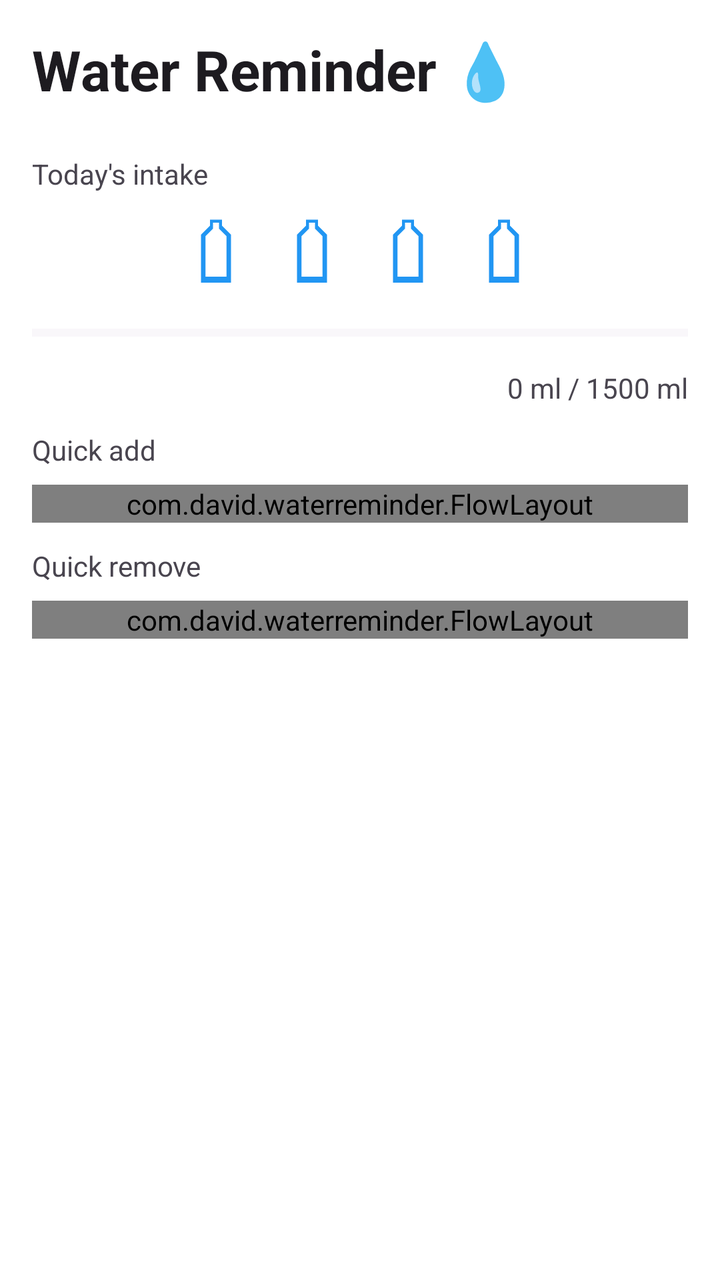
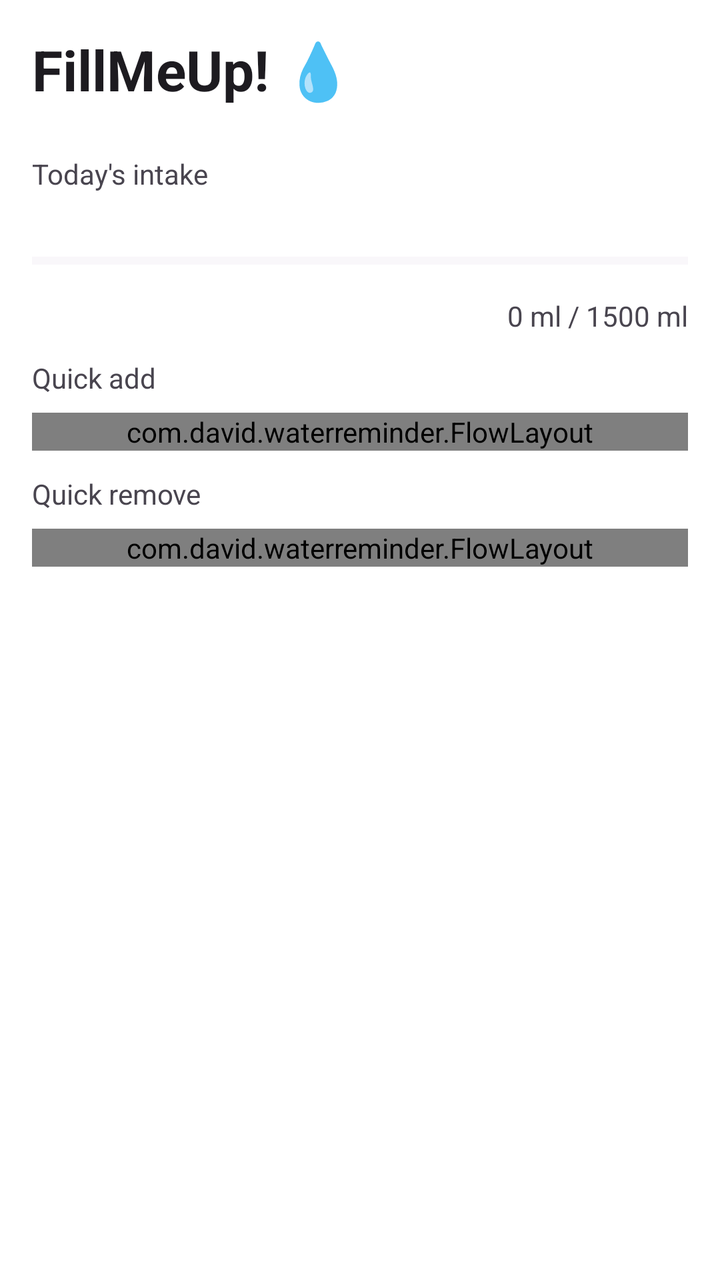

The first picture is an Android layout as it rendered before a commit; the second is the same layout after the commit. The layout source and the unified diff follow.
<!-- AndroidManifest.xml: application theme Theme.WaterReminder -->
<!-- res/layout/fragment_water.xml -->
<?xml version="1.0" encoding="utf-8"?>
<androidx.core.widget.NestedScrollView xmlns:android="http://schemas.android.com/apk/res/android"
    xmlns:app="http://schemas.android.com/apk/res-auto"
    xmlns:tools="http://schemas.android.com/tools"
    android:layout_width="match_parent"
    android:layout_height="match_parent"
    android:background="@color/page_background"
    tools:context=".FirstFragment">

    <androidx.constraintlayout.widget.ConstraintLayout
        android:layout_width="match_parent"
        android:layout_height="match_parent"
        android:padding="16dp">

        <TextView
            android:id="@+id/title_water_reminder"
            android:layout_width="0dp"
            android:layout_height="wrap_content"
            android:text="@string/home_title"
            android:textColor="?attr/colorOnSurface"
            android:textSize="28sp"
            android:textStyle="bold"
            app:layout_constraintEnd_toEndOf="parent"
            app:layout_constraintStart_toStartOf="parent"
            app:layout_constraintTop_toTopOf="parent" />

        <TextView
            android:id="@+id/text_intake_label"
            android:layout_width="0dp"
            android:layout_height="wrap_content"
            android:layout_marginTop="24dp"
            android:text="@string/home_intake_label"
            android:textColor="?attr/colorOnSurfaceVariant"
            android:textSize="14sp"
            app:layout_constraintEnd_toEndOf="parent"
            app:layout_constraintStart_toStartOf="parent"
            app:layout_constraintTop_toBottomOf="@id/title_water_reminder" />

        
        <LinearLayout
            android:id="@+id/container_bottles"
            android:layout_width="0dp"
            android:layout_height="wrap_content"
            android:layout_marginTop="12dp"
            android:gravity="center"
            android:orientation="horizontal"
            app:layout_constraintEnd_toEndOf="parent"
            app:layout_constraintStart_toStartOf="parent"
            app:layout_constraintTop_toBottomOf="@id/text_intake_label">

            <ImageView
                android:id="@+id/bottle_1"
                android:layout_width="36dp"
                android:layout_height="36dp"
                android:layout_marginEnd="12dp"
                android:src="@drawable/ic_bottle_empty"
                android:importantForAccessibility="no"
                app:tint="@color/brand_blue" />

            <ImageView
                android:id="@+id/bottle_2"
                android:layout_width="36dp"
                android:layout_height="36dp"
                android:layout_marginEnd="12dp"
                android:src="@drawable/ic_bottle_empty"
                android:importantForAccessibility="no"
                app:tint="@color/brand_blue" />

            <ImageView
                android:id="@+id/bottle_3"
                android:layout_width="36dp"
                android:layout_height="36dp"
                android:layout_marginEnd="12dp"
                android:src="@drawable/ic_bottle_empty"
                android:importantForAccessibility="no"
                app:tint="@color/brand_blue" />

            <ImageView
                android:id="@+id/bottle_4"
                android:layout_width="36dp"
                android:layout_height="36dp"
                android:src="@drawable/ic_bottle_empty"
                android:importantForAccessibility="no"
                app:tint="@color/brand_blue" />

        </LinearLayout>

        <ProgressBar
            android:id="@+id/progress_water"
            style="@style/Widget.AppCompat.ProgressBar.Horizontal"
            android:layout_width="0dp"
            android:layout_height="20dp"
            android:layout_marginTop="12dp"
            android:max="100"
            android:progress="0"
            android:progressBackgroundTint="?attr/colorSurfaceVariant"
            android:progressTint="@color/brand_blue"
            app:layout_constraintEnd_toEndOf="parent"
            app:layout_constraintStart_toStartOf="parent"
            app:layout_constraintTop_toBottomOf="@id/container_bottles" />

        <TextView
            android:id="@+id/text_intake_amount"
            android:layout_width="0dp"
            android:layout_height="wrap_content"
            android:layout_marginTop="8dp"
            android:gravity="end"
            android:text="@string/home_intake_amount"
            android:textColor="?attr/colorOnSurfaceVariant"
            android:textSize="14sp"
            app:layout_constraintEnd_toEndOf="parent"
            app:layout_constraintStart_toStartOf="parent"
            app:layout_constraintTop_toBottomOf="@id/progress_water" />

        
        <TextView
            android:id="@+id/text_quick_add_label"
            android:layout_width="0dp"
            android:layout_height="wrap_content"
            android:layout_marginTop="12dp"
            android:text="@string/home_quick_add_label"
            android:textColor="?attr/colorOnSurfaceVariant"
            android:textSize="14sp"
            app:layout_constraintEnd_toEndOf="parent"
            app:layout_constraintStart_toStartOf="parent"
            app:layout_constraintTop_toBottomOf="@id/text_intake_amount" />

        
        <com.david.waterreminder.FlowLayout
            android:id="@+id/container_quick_add"
            android:layout_width="0dp"
            android:layout_height="wrap_content"
            android:layout_marginTop="8dp"
            app:layout_constraintEnd_toEndOf="parent"
            app:layout_constraintStart_toStartOf="parent"
            app:layout_constraintTop_toBottomOf="@id/text_quick_add_label" />

        
        <TextView
            android:id="@+id/text_quick_remove_label"
            android:layout_width="0dp"
            android:layout_height="wrap_content"
            android:layout_marginTop="12dp"
            android:text="@string/home_quick_remove_label"
            android:textColor="?attr/colorOnSurfaceVariant"
            android:textSize="14sp"
            app:layout_constraintEnd_toEndOf="parent"
            app:layout_constraintStart_toStartOf="parent"
            app:layout_constraintTop_toBottomOf="@id/container_quick_add" />

        
        <com.david.waterreminder.FlowLayout
            android:id="@+id/container_quick_remove"
            android:layout_width="0dp"
            android:layout_height="wrap_content"
            android:layout_marginTop="8dp"
            app:layout_constraintEnd_toEndOf="parent"
            app:layout_constraintStart_toStartOf="parent"
            app:layout_constraintTop_toBottomOf="@id/text_quick_remove_label" />

        <TextView
            android:id="@+id/text_goal_reached"
            android:layout_width="0dp"
            android:layout_height="wrap_content"
            android:layout_marginTop="16dp"
            android:gravity="center"
            android:lineSpacingMultiplier="1.4"
            android:text="@string/home_goal_reached"
            android:textColor="@color/brand_blue"
            android:textSize="16sp"
            android:textStyle="bold"
            android:visibility="gone"
            app:layout_constraintEnd_toEndOf="parent"
            app:layout_constraintStart_toStartOf="parent"
            app:layout_constraintTop_toBottomOf="@id/container_quick_remove"
            tools:visibility="visible" />

    </androidx.constraintlayout.widget.ConstraintLayout>
</androidx.core.widget.NestedScrollView>
<!-- resources referenced by this layout -->
<resources>
  <color name="brand_blue">#2196F3</color>
  <color name="page_background">#FFFFFF</color>
  <!-- drawable ic_bottle_empty (drawable) -->
  <?xml version="1.0" encoding="utf-8"?>
  <vector xmlns:android="http://schemas.android.com/apk/res/android"
      android:width="24dp"
      android:height="24dp"
      android:viewportWidth="24"
      android:viewportHeight="24">
      <path
          android:fillColor="#FFFFFF"
          android:fillType="evenOdd"
          android:pathData="
              M10,1 H14 V3 L17,6 V22 H7 V6 L10,3 Z
              M11,2 H13 V4 L15.5,6.5 V21 H8.5 V6.5 L11,4 Z
              M8.5,20 H15.5 V21 H8.5 Z" />
  </vector>
  <string name="home_goal_reached">🎉 Congratulations!\nYour body thanks you — keep going!</string>
  <string name="home_intake_amount">0 ml / 1500 ml</string>
  <string name="home_intake_label">Today\'s intake</string>
  <string name="home_quick_add_label">Quick add</string>
  <string name="home_quick_remove_label">Quick remove</string>
  <string name="home_title">Water Reminder 💧</string>
  <style name="Theme.WaterReminder" parent="Base.Theme.WaterReminder" />
  <style name="Base.Theme.WaterReminder" parent="Theme.Material3.DayNight.NoActionBar">
          
          
      </style>
</resources>

<!-- the commit's change to res/layout/fragment_water.xml (unified diff, before → after) -->
@@ -4,7 +4,7 @@
     xmlns:tools="http://schemas.android.com/tools"
     android:layout_width="match_parent"
     android:layout_height="match_parent"
-    android:background="@color/page_background"
+    android:background="?attr/pageBackground"
     tools:context=".FirstFragment">
 
     <androidx.constraintlayout.widget.ConstraintLayout
@@ -43,47 +43,10 @@
             android:layout_height="wrap_content"
             android:layout_marginTop="12dp"
             android:gravity="center"
-            android:orientation="horizontal"
+            android:orientation="vertical"
             app:layout_constraintEnd_toEndOf="parent"
             app:layout_constraintStart_toStartOf="parent"
-            app:layout_constraintTop_toBottomOf="@id/text_intake_label">
-
-            <ImageView
-                android:id="@+id/bottle_1"
-                android:layout_width="36dp"
-                android:layout_height="36dp"
-                android:layout_marginEnd="12dp"
-                android:src="@drawable/ic_bottle_empty"
-                android:importantForAccessibility="no"
-                app:tint="@color/brand_blue" />
-
-            <ImageView
-                android:id="@+id/bottle_2"
-                android:layout_width="36dp"
-                android:layout_height="36dp"
-                android:layout_marginEnd="12dp"
-                android:src="@drawable/ic_bottle_empty"
-                android:importantForAccessibility="no"
-                app:tint="@color/brand_blue" />
-
-            <ImageView
-                android:id="@+id/bottle_3"
-                android:layout_width="36dp"
-                android:layout_height="36dp"
-                android:layout_marginEnd="12dp"
-                android:src="@drawable/ic_bottle_empty"
-                android:importantForAccessibility="no"
-                app:tint="@color/brand_blue" />
-
-            <ImageView
-                android:id="@+id/bottle_4"
-                android:layout_width="36dp"
-                android:layout_height="36dp"
-                android:src="@drawable/ic_bottle_empty"
-                android:importantForAccessibility="no"
-                app:tint="@color/brand_blue" />
-
-        </LinearLayout>
+            app:layout_constraintTop_toBottomOf="@id/text_intake_label" />
 
         <ProgressBar
             android:id="@+id/progress_water"
@@ -162,7 +125,7 @@
             android:id="@+id/text_goal_reached"
             android:layout_width="0dp"
             android:layout_height="wrap_content"
-            android:layout_marginTop="16dp"
+            android:layout_marginTop="12dp"
             android:gravity="center"
             android:lineSpacingMultiplier="1.4"
             android:text="@string/home_goal_reached"
<!-- resource entries referenced after the edit -->
@@ -2,31 +2,25 @@
 <resources>
   <color name="brand_blue">#2196F3</color>
   <color name="page_background">#FFFFFF</color>
-  <!-- drawable ic_bottle_empty (drawable) -->
-  <?xml version="1.0" encoding="utf-8"?>
-  <vector xmlns:android="http://schemas.android.com/apk/res/android"
-      android:width="24dp"
-      android:height="24dp"
-      android:viewportWidth="24"
-      android:viewportHeight="24">
-      <path
-          android:fillColor="#FFFFFF"
-          android:fillType="evenOdd"
-          android:pathData="
-              M10,1 H14 V3 L17,6 V22 H7 V6 L10,3 Z
-              M11,2 H13 V4 L15.5,6.5 V21 H8.5 V6.5 L11,4 Z
-              M8.5,20 H15.5 V21 H8.5 Z" />
-  </vector>
+  <color name="toolbar_background">#1A2535</color>
+  <color name="icon_backdrop_blue">#E3F2FD</color>
+  <color name="white">#FFFFFFFF</color>
+  <color name="quick_remove_bg">#E3F2FD</color>
   <string name="home_goal_reached">🎉 Congratulations!\nYour body thanks you — keep going!</string>
   <string name="home_intake_amount">0 ml / 1500 ml</string>
   <string name="home_intake_label">Today\'s intake</string>
   <string name="home_quick_add_label">Quick add</string>
   <string name="home_quick_remove_label">Quick remove</string>
-  <string name="home_title">Water Reminder 💧</string>
+  <string name="home_title">FillMeUp! 💧</string>
   <style name="Theme.WaterReminder" parent="Base.Theme.WaterReminder" />
   <style name="Base.Theme.WaterReminder" parent="Theme.Material3.DayNight.NoActionBar">
-          
-          
+          <item name="pageBackground">@color/page_background</item>
+          <item name="toolbarBackground">@color/toolbar_background</item>
+          <item name="iconBackdrop">@color/icon_backdrop_blue</item>
+          <item name="quickAddBackground">@color/brand_blue</item>
+          <item name="quickAddForeground">@color/white</item>
+          <item name="quickRemoveBackground">@color/quick_remove_bg</item>
+          <item name="quickRemoveForeground">@color/brand_blue</item>
       </style>
 </resources>
 
